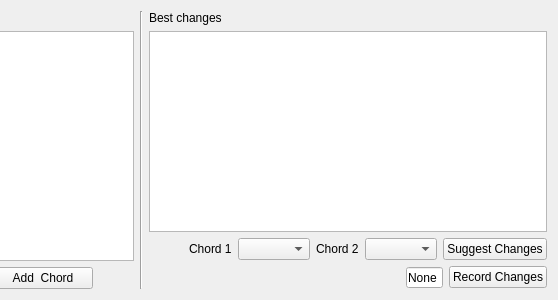
This is guitartools/changes.ui in ispielman/guitartools as Qt 5 draws it before an edit; both pictures show x 246 to 804 and y 0 to 300 of the 804 by 300 pixel window. The edited form follows.
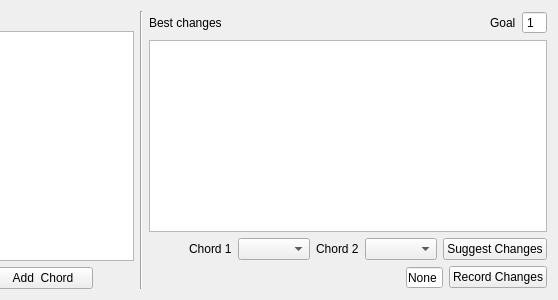
This is the edited form. Custom widgets are drawn as their Qt base class.

Commit message: Update to color in red changes past goal.

```diff
--- a/guitartools/changes.ui
+++ b/guitartools/changes.ui
@@ -112,11 +112,48 @@
    <item>
     <layout class="QVBoxLayout" name="verticalLayout_2">
      <item>
+      <layout class="QHBoxLayout" name="horizontalLayout_5">
+       <item>
       <widget class="QLabel" name="label">
        <property name="text">
         <string>Best changes</string>
        </property>
       </widget>
+       </item>
+       <item>
+        <spacer name="horizontalSpacer_4">
+         <property name="orientation">
+          <enum>Qt::Horizontal</enum>
+         </property>
+         <property name="sizeHint" stdset="0">
+          <size>
+           <width>40</width>
+           <height>20</height>
+          </size>
+         </property>
+        </spacer>
+       </item>
+       <item>
+        <widget class="QLabel" name="label_2">
+         <property name="text">
+          <string>Goal</string>
+         </property>
+        </widget>
+       </item>
+       <item>
+        <widget class="QSpinBox" name="spinBox_Goal">
+         <property name="frame">
+          <bool>true</bool>
+         </property>
+         <property name="buttonSymbols">
+          <enum>QAbstractSpinBox::NoButtons</enum>
+         </property>
+         <property name="minimum">
+          <number>1</number>
+         </property>
+        </widget>
+       </item>
+      </layout>
      </item>
      <item>
       <widget class="QTableWidget" name="tableWidget_Changes">
```
Lines whose indentation alone changed are shown as unchanged. The commit also changes 6 other files.
